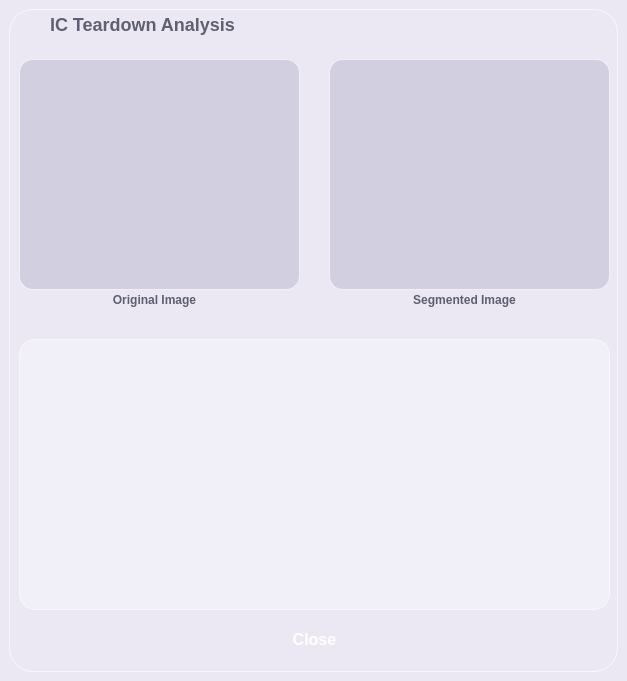
Before: the Qt Designer form segmented_details.ui in IsfarNayen/AI_Dye_Block_Detection, drawn with Qt 5.
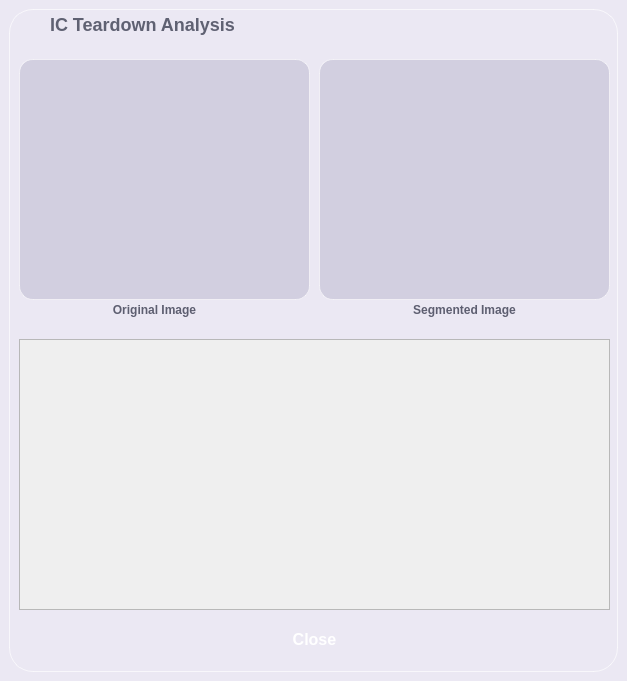
After: the same form once the commit is applied.

Commit message: Changed UI details and also added scrollbar area widget in the UI

The edit to the form file:
```diff
--- a/segmented_details.ui
+++ b/segmented_details.ui
@@ -116,8 +116,8 @@
          <rect>
           <x>20</x>
           <y>10</y>
-          <width>281</width>
-          <height>231</height>
+          <width>291</width>
+          <height>241</height>
          </rect>
         </property>
         <property name="styleSheet">
@@ -145,10 +145,10 @@
        <widget class="QFrame" name="segmentedImageframe">
         <property name="geometry">
          <rect>
-          <x>330</x>
+          <x>320</x>
           <y>10</y>
-          <width>281</width>
-          <height>231</height>
+          <width>291</width>
+          <height>241</height>
          </rect>
         </property>
         <property name="styleSheet">
@@ -177,9 +177,9 @@
         <property name="geometry">
          <rect>
           <x>50</x>
-          <y>230</y>
+          <y>250</y>
           <width>211</width>
-          <height>41</height>
+          <height>21</height>
          </rect>
         </property>
         <property name="styleSheet">
@@ -201,9 +201,9 @@
         <property name="geometry">
          <rect>
           <x>360</x>
-          <y>230</y>
+          <y>250</y>
           <width>211</width>
-          <height>41</height>
+          <height>21</height>
          </rect>
         </property>
         <property name="styleSheet">
@@ -244,6 +244,61 @@
        <property name="frameShadow">
         <enum>QFrame::Raised</enum>
        </property>
+       <widget class="QScrollArea" name="scrollArea">
+        <property name="geometry">
+         <rect>
+          <x>0</x>
+          <y>0</y>
+          <width>591</width>
+          <height>271</height>
+         </rect>
+        </property>
+        <property name="styleSheet">
+         <string notr="true">QScrollArea {
+    background: transparent;
+    border: none;
+}
+
+QScrollArea &gt; QWidget &gt; QWidget {
+    background: rgba(255, 255, 255, 0.20);
+    border: none;
+    border-radius: 12px;
+}
+
+QScrollBar:vertical {
+    background: transparent;
+    width: 10px;
+    margin: 2px;
+}
+
+QScrollBar::handle:vertical {
+    background: rgba(142, 147, 213, 0.65);
+    border-radius: 5px;
+    min-height: 24px;
+}
+
+QScrollBar::add-line:vertical,
+QScrollBar::sub-line:vertical,
+QScrollBar::add-page:vertical,
+QScrollBar::sub-page:vertical {
+    background: none;
+    border: none;
+}</string>
+        </property>
+        <property name="widgetResizable">
+         <bool>true</bool>
+        </property>
+        <widget class="QWidget" name="scrollAreaWidgetContents">
+         <property name="geometry">
+          <rect>
+           <x>0</x>
+           <y>0</y>
+           <width>591</width>
+           <height>271</height>
+          </rect>
+         </property>
+        </widget>
+       </widget>
       </widget>
       <widget class="QPushButton" name="closePushbutton">
        <property name="geometry">
```
The commit also changes 3 other files.
